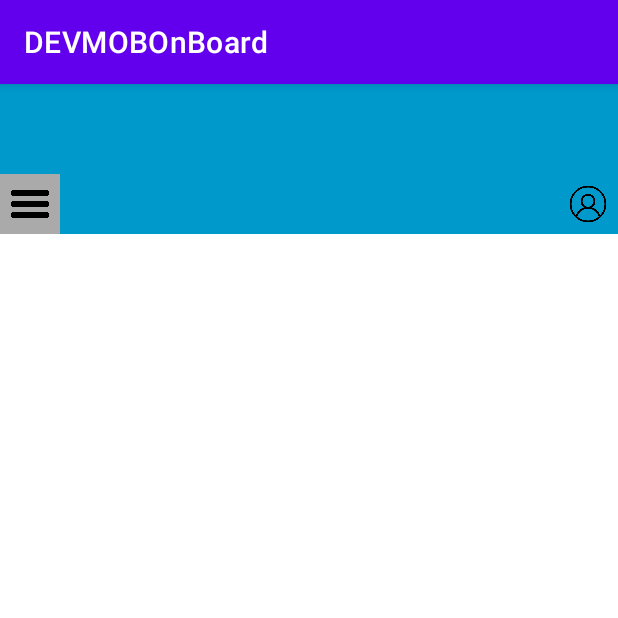
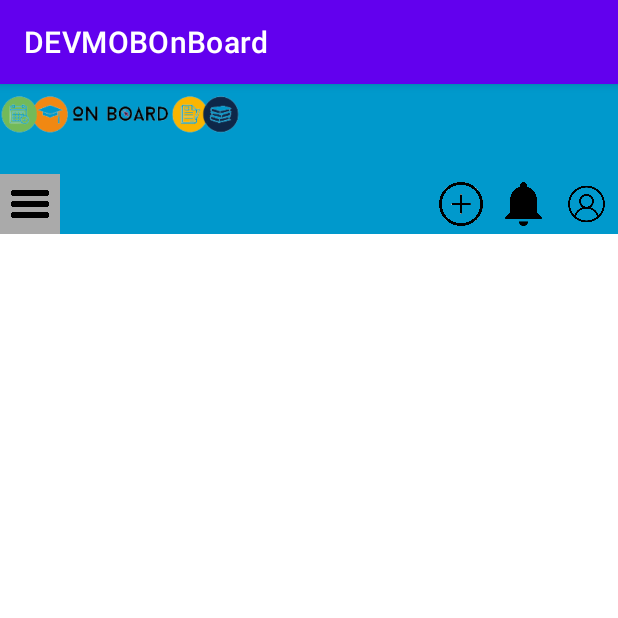
Before and after one commit to ECN-info-MEDEV/Mobile-development, an Android app: the HomeActivity screen opened directly, with no data from a screen before it, on a phone screen of 412 x 824 dp, the top half of it. Run offline under Robolectric (Android 15) with nearby library versions, the phone set to English and light mode, and no system bars.

Commit message:
finnishing the navbar

```diff
--- a/app/src/main/res/layout/activity_home.xml
+++ b/app/src/main/res/layout/activity_home.xml
@@ -13,7 +13,24 @@
         android:layout_alignParentTop="true"
         android:background="@android:color/holo_blue_dark"
         android:orientation="horizontal"
-        android:paddingTop="60dp">
+        android:paddingTop="0dp">
+
+        <ImageButton
+            android:id="@+id/logo"
+            android:layout_width="160dp"
+            android:layout_height="40dp"
+            android:layout_marginBottom="60dp"
+            android:background="@android:color/transparent"
+            android:contentDescription="@string/reload"
+            android:padding="0dp"
+            android:paddingStart="0dp"
+            android:paddingLeft="0dp"
+            android:paddingTop="0dp"
+            android:paddingEnd="0dp"
+            android:paddingRight="0dp"
+            android:paddingBottom="0dp"
+            android:scaleType="fitCenter"
+            app:srcCompat="@drawable/logo" />
 
         <ImageButton
             android:id="@+id/toggle_button"
@@ -22,27 +39,51 @@
             android:layout_gravity="bottom|start"
             android:layout_weight="0"
             android:background="@android:color/darker_gray"
-            android:contentDescription="toggle_menu_button"
+            android:contentDescription="@string/toggle_menu_button"
             android:padding="5dp"
             app:srcCompat="@drawable/menu"
-            android:scaleType="fitCenter"/>
+            android:scaleType="fitCenter"
+            android:layout_marginLeft="-160dp"/>
 
         <Space
-            android:layout_width="0dp"
+            android:layout_width="245dp"
             android:layout_height="wrap_content"
             android:layout_weight="1" />
+
+        <ImageButton
+            android:id="@+id/plus_button"
+            android:layout_width="40dp"
+            android:layout_height="40dp"
+            android:layout_gravity="bottom|end"
+            android:layout_weight="1"
+            android:background="@android:color/transparent"
+            android:padding="5dp"
+
+            android:scaleType="fitCenter"
+            app:srcCompat="@drawable/plus" />
+
+        <ImageButton
+            android:id="@+id/notif"
+            android:layout_width="40dp"
+            android:layout_height="40dp"
+            android:layout_gravity="bottom|end"
+            android:layout_weight="1"
+            android:background="@android:color/transparent"
+            android:padding="5dp"
+            android:scaleType="fitCenter"
+            app:srcCompat="@drawable/notif" />
 
         <ImageButton
             android:id="@+id/profile_button"
             android:layout_width="40dp"
             android:layout_height="40dp"
             android:layout_gravity="bottom|end"
-            android:layout_weight="0"
+            android:layout_weight="1"
             android:background="@android:color/transparent"
-            android:contentDescription="profile_button"
+            android:contentDescription="@string/profile_button"
             android:padding="5dp"
-            app:srcCompat="@drawable/profile"
-            android:scaleType="fitCenter"/>
+            android:scaleType="fitCenter"
+            app:srcCompat="@drawable/profile" />
 
     </LinearLayout>
 
--- a/app/src/main/res/values/strings.xml
+++ b/app/src/main/res/values/strings.xml
@@ -5,4 +5,7 @@
     <string name="ma_scolarit">Ma scolarité</string>
     <string name="mes_experiences">Mes experiences</string>
     <string name="mes_absences">Mes absences</string>
+    <string name="profile_button">profile_button</string>
+    <string name="toggle_menu_button">toggle_menu_button</string>
+    <string name="reload">Reload</string>
 </resources>
```
Also changed, not shown: app/src/main/res/drawable/logo.png (added), app/src/main/res/drawable/notif.png (added), app/src/main/res/drawable/plus.png (added).
